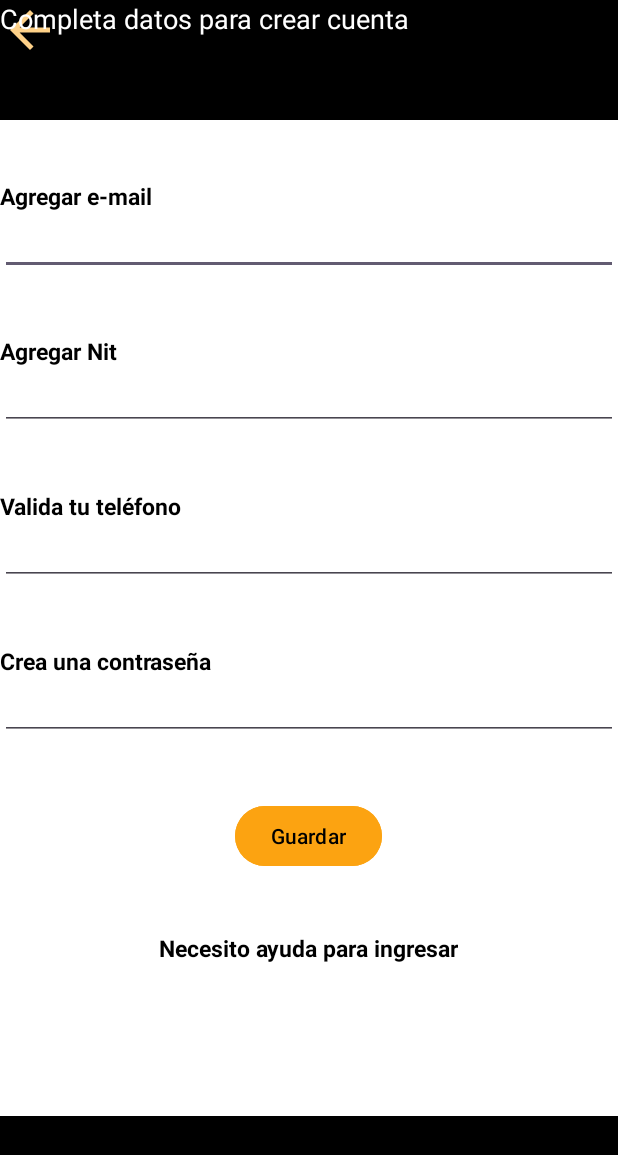
After one commit to Xstiven17/OneClick-Pets-Movil, an Android app: the fragment RegVendedorFragment shown on its own in the app's theme, on a phone screen of 412 x 824 dp. The commit adds this screen. Shown: the top 1155 px of the screen. Run offline under Robolectric (Android 15) with nearby library versions, the phone set to English and light mode, and no system bars.

Commit message:
fragment-regvendedor

```diff
--- a/app/build.gradle.kts
+++ b/app/build.gradle.kts
@@ -38,6 +38,8 @@ android {
 dependencies {
 
     implementation("androidx.core:core-ktx:1.12.0")
+    implementation("androidx.fragment:fragment-ktx:1.7.0")
+    implementation("androidx.recyclerview:recyclerview:1.3.2")
     implementation("androidx.appcompat:appcompat:1.6.1")
     implementation("com.google.android.material:material:1.11.0")
     implementation("androidx.constraintlayout:constraintlayout:2.1.4")
--- /dev/null
+++ b/app/src/main/java/com/aaa/inicio11/RegVendedorFragment.kt
@@ -0,0 +1,42 @@
+package com.aaa.inicio11
+
+import android.os.Bundle
+import androidx.fragment.app.Fragment
+import android.view.LayoutInflater
+import android.view.View
+import android.view.ViewGroup
+
+private const val ARG_PARAM1 = "param1"
+private const val ARG_PARAM2 = "param2"
+
+
+class RegVendedorFragment : Fragment() {
+    private var param1: String? = null
+    private var param2: String? = null
+
+    override fun onCreate(savedInstanceState: Bundle?) {
+        super.onCreate(savedInstanceState)
+        arguments?.let {
+            param1 = it.getString(ARG_PARAM1)
+            param2 = it.getString(ARG_PARAM2)
+        }
+    }
+
+    override fun onCreateView(
+        inflater: LayoutInflater, container: ViewGroup?,
+        savedInstanceState: Bundle?
+    ): View? {
+        return inflater.inflate(R.layout.fragment_reg_vendedor, container, false)
+    }
+
+    companion object {
+        @JvmStatic
+        fun newInstance(param1: String, param2: String) =
+            RegVendedorFragment().apply {
+                arguments = Bundle().apply {
+                    putString(ARG_PARAM1, param1)
+                    putString(ARG_PARAM2, param2)
+                }
+            }
+    }
+}
--- /dev/null
+++ b/app/src/main/res/drawable/ic_atras.xml
@@ -0,0 +1,5 @@
+<vector xmlns:android="http://schemas.android.com/apk/res/android" android:autoMirrored="true" android:height="24dp" android:tint="#FED188" android:viewportHeight="24" android:viewportWidth="24" android:width="24dp">
+
+    <path android:fillColor="@android:color/white" android:pathData="M20,11H7.83l5.59,-5.59L12,4l-8,8 8,8 1.41,-1.41L7.83,13H20v-2z"/>
+
+</vector>
--- a/app/src/main/res/layout/activity_main.xml
+++ b/app/src/main/res/layout/activity_main.xml
@@ -12,7 +12,7 @@
         android:layout_width="wrap_content"
         android:layout_height="wrap_content"
         android:text="Bienvenido a OneClick Pets"
-        android:textColor="@color/ColorUno"
+        android:textColor="@color/ColorFondo"
         android:typeface="monospace"
         android:textStyle="italic"
         android:textSize="20dp"
--- /dev/null
+++ b/app/src/main/res/layout/fragment_reg_vendedor.xml
@@ -0,0 +1,132 @@
+<?xml version="1.0" encoding="utf-8"?>
+<RelativeLayout xmlns:android="http://schemas.android.com/apk/res/android"
+    xmlns:tools="http://schemas.android.com/tools"
+    android:layout_width="match_parent"
+    android:layout_height="match_parent"
+    android:background="@color/ColorFondo"
+    tools:context=".RegVendedorFragment">
+
+
+    <View
+        android:id="@+id/rectan1"
+        android:layout_width="match_parent"
+        android:layout_height="80dp"
+        android:background="@color/ColorNegro" />
+
+    <ImageView
+        android:layout_width="40dp"
+        android:layout_height="40dp"
+        android:src="@drawable/ic_atras"
+    android:layout_gravity="center"/>
+
+    <TextView
+        android:layout_width="wrap_content"
+        android:layout_height="wrap_content"
+        android:text="Completa datos para crear cuenta"
+        android:textColor="@android:color/white"
+        android:textSize="18dp"
+        android:layout_gravity="center"/>
+
+    <TextView
+        android:id="@+id/text1"
+        android:layout_width="wrap_content"
+        android:layout_height="wrap_content"
+        android:textColor="@color/ColorNegro"
+        android:textStyle="bold"
+        android:textSize="15dp"
+        android:text="Agregar e-mail"
+        android:layout_below="@id/rectan1"
+        android:layout_marginTop="40dp"/>
+
+    <EditText
+        android:id="@+id/edit1"
+        android:layout_width="match_parent"
+        android:layout_height="wrap_content"
+        android:textSize="15dp"
+        android:layout_below="@id/text1"/>
+
+    <TextView
+        android:id="@+id/text2"
+        android:layout_width="wrap_content"
+        android:layout_height="wrap_content"
+        android:textColor="@color/ColorNegro"
+        android:textStyle="bold"
+        android:textSize="15dp"
+        android:text="Agregar Nit"
+        android:layout_below="@id/edit1"
+        android:layout_marginTop="40dp"/>
+
+    <EditText
+        android:id="@+id/edit2"
+        android:layout_width="match_parent"
+        android:layout_height="wrap_content"
+        android:textSize="15dp"
+        android:layout_below="@id/text2"/>
+
+    <TextView
+        android:id="@+id/text3"
+        android:layout_width="wrap_content"
+        android:layout_height="wrap_content"
+        android:textColor="@color/ColorNegro"
+        android:textStyle="bold"
+        android:textSize="15dp"
+        android:text="Valida tu teléfono"
+        android:layout_below="@id/edit2"
+        android:layout_marginTop="40dp"/>
+
+    <EditText
+        android:id="@+id/edit3"
+        android:layout_width="match_parent"
+        android:layout_height="wrap_content"
+        android:textSize="15dp"
+        android:layout_below="@id/text3"/>
+
+    <TextView
+        android:id="@+id/text4"
+        android:layout_width="wrap_content"
+        android:layout_height="wrap_content"
+        android:textColor="@color/ColorNegro"
+        android:textStyle="bold"
+        android:textSize="15dp"
+        android:text="Crea una contraseña"
+        android:layout_below="@id/edit3"
+        android:layout_marginTop="40dp"/>
+
+    <EditText
+        android:id="@+id/edit4"
+        android:layout_width="match_parent"
+        android:layout_height="wrap_content"
+        android:textSize="15dp"
+        android:layout_below="@id/text4"/>
+
+    <Button
+        android:id="@+id/boton1"
+        android:layout_width="wrap_content"
+        android:layout_height="wrap_content"
+        android:layout_centerHorizontal="true"
+        android:text="Guardar"
+        android:textColor="@color/ColorNegro"
+        android:backgroundTint="@color/ColorBoton"
+        android:layout_below="@id/edit4"
+        android:layout_marginTop="40dp"/>
+
+    <TextView
+        android:layout_width="wrap_content"
+        android:layout_height="wrap_content"
+        android:layout_below="@id/boton1"
+        android:layout_centerHorizontal="true"
+        android:layout_marginTop="40dp"
+        android:text="Necesito ayuda para ingresar"
+        android:textColor="@color/ColorNegro"
+        android:textSize="15dp"
+        android:textStyle="bold" />
+
+
+    <View
+        android:id="@+id/rectan2"
+        android:layout_width="match_parent"
+        android:layout_height="80dp"
+        android:layout_alignParentBottom="true"
+        android:background="@color/ColorNegro"
+        android:layout_marginTop="16dp"/>
+</RelativeLayout>
--- a/app/src/main/res/values/colors.xml
+++ b/app/src/main/res/values/colors.xml
@@ -1,5 +1,8 @@
 <?xml version="1.0" encoding="utf-8"?>
 <resources>
-    <color name="ColorUno">#FF000000</color>
-    <color name="ColorDos">#FFFFFFFF</color>
+    <color name="ColorNegro">#FF000000</color>
+    <color name="ColorFondo">#FFFFFFFF</color>
+    <color name="ColorBoton">#FCA311</color>
+    <color name="ColorIconos">#FED188</color>
+    <color name="ColorRelleno">#FFFAF1</color>
 </resources>
--- a/app/src/main/res/values/strings.xml
+++ b/app/src/main/res/values/strings.xml
@@ -1,4 +1,6 @@
 <resources>
     <string name="app_name">OneClick Pets</string>
     <string name="bienvenido_a_OneClick_Pets" translatable="false">Bienvenido a OneClick Pets</string>
+    <!-- TODO: Remove or change this placeholder text -->
+    <string name="hello_blank_fragment">Hello blank fragment</string>
 </resources>
```
